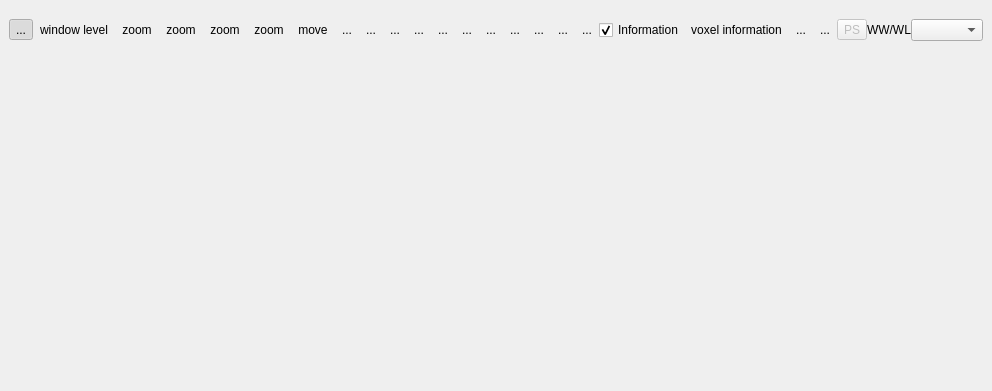
This is starviewer/src/extensions/main/q2dviewer/q2dviewerextensionbase.ui in starviewer-medical/starviewer as Qt 5 draws it before an edit. The edited form follows.
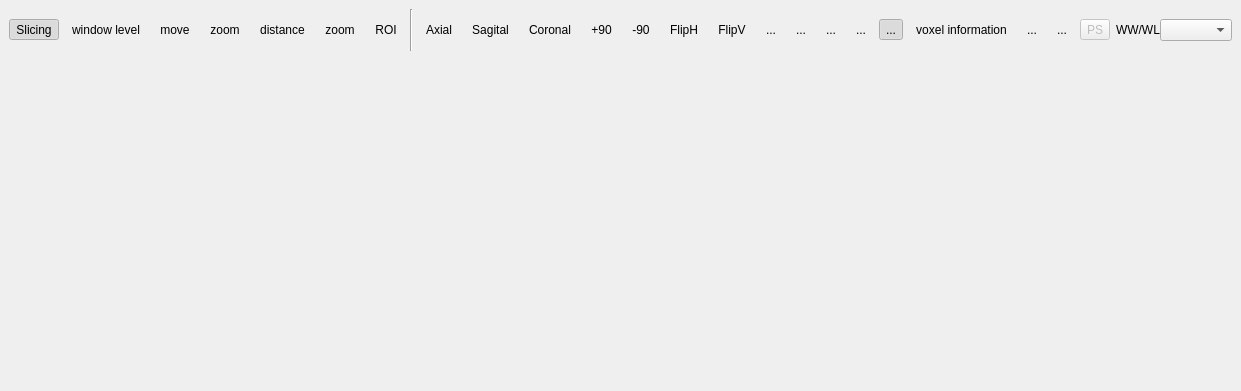
This is the edited form. Icons and pictures are not drawn. Custom widgets are drawn as their Qt base class.

Commit message: ENH: Canviem el checkbox d'informació de viewers per un toolbutton

Patch:
```diff
--- a/starviewer/src/extensions/main/q2dviewer/q2dviewerextensionbase.ui
+++ b/starviewer/src/extensions/main/q2dviewer/q2dviewerextensionbase.ui
@@ -5,7 +5,7 @@
    <rect>
     <x>0</x>
     <y>0</y>
-    <width>988</width>
+    <width>1199</width>
     <height>391</height>
    </rect>
   </property>
@@ -22,7 +22,7 @@
       <number>0</number>
      </property>
      <property name="spacing" >
-      <number>0</number>
+      <number>6</number>
      </property>
      <item>
       <layout class="QHBoxLayout" >
@@ -30,12 +30,12 @@
         <number>0</number>
        </property>
        <property name="spacing" >
-        <number>0</number>
+        <number>6</number>
        </property>
        <item>
         <widget class="QToolButton" name="m_slicingToolButton" >
          <property name="text" >
-          <string>...</string>
+          <string>Slicing</string>
          </property>
          <property name="icon" >
           <iconset/>
@@ -79,6 +79,28 @@
          </property>
         </widget>
        </item>
+       <item>
+        <widget class="QToolButton" name="m_translateToolButton" >
+         <property name="text" >
+          <string>move</string>
+         </property>
+         <property name="icon" >
+          <iconset/>
+         </property>
+         <property name="iconSize" >
+          <size>
+           <width>32</width>
+           <height>32</height>
+          </size>
+         </property>
+         <property name="checkable" >
+          <bool>true</bool>
+         </property>
+         <property name="autoRaise" >
+          <bool>true</bool>
+         </property>
+        </widget>
+       </item>
        <item>
         <widget class="QToolButton" name="m_zoomToolButton" >
          <property name="text" >
@@ -104,7 +126,7 @@
        <item>
         <widget class="QToolButton" name="m_distanceToolButton" >
          <property name="text" >
-          <string>zoom</string>
+          <string>distance</string>
          </property>
          <property name="icon" >
           <iconset/>
@@ -148,7 +170,7 @@
        <item>
         <widget class="QToolButton" name="m_roiToolButton" >
          <property name="text" >
-          <string>zoom</string>
+          <string>ROI</string>
          </property>
          <property name="icon" >
           <iconset/>
@@ -168,31 +190,16 @@
         </widget>
        </item>
        <item>
-        <widget class="QToolButton" name="m_translateToolButton" >
-         <property name="text" >
-          <string>move</string>
-         </property>
-         <property name="icon" >
-          <iconset/>
-         </property>
-         <property name="iconSize" >
-          <size>
-           <width>32</width>
-           <height>32</height>
-          </size>
-         </property>
-         <property name="checkable" >
-          <bool>true</bool>
-         </property>
-         <property name="autoRaise" >
-          <bool>true</bool>
+        <widget class="Line" name="line" >
+         <property name="orientation" >
+          <enum>Qt::Vertical</enum>
          </property>
         </widget>
        </item>
        <item>
         <widget class="QToolButton" name="m_axialViewToolButton" >
          <property name="text" >
-          <string>...</string>
+          <string>Axial</string>
          </property>
          <property name="icon" >
           <iconset/>
@@ -211,7 +218,7 @@
        <item>
         <widget class="QToolButton" name="m_sagitalViewToolButton" >
          <property name="text" >
-          <string>...</string>
+          <string>Sagital</string>
          </property>
          <property name="icon" >
           <iconset/>
@@ -230,7 +237,7 @@
        <item>
         <widget class="QToolButton" name="m_coronalViewToolButton" >
          <property name="text" >
-          <string>...</string>
+          <string>Coronal</string>
          </property>
          <property name="icon" >
           <iconset/>
@@ -249,7 +256,7 @@
        <item>
         <widget class="QToolButton" name="m_rotateClockWiseToolButton" >
          <property name="text" >
-          <string>...</string>
+          <string>+90</string>
          </property>
          <property name="icon" >
           <iconset/>
@@ -268,7 +275,7 @@
        <item>
         <widget class="QToolButton" name="m_rotateCounterClockWiseToolButton" >
          <property name="text" >
-          <string>...</string>
+          <string>-90</string>
          </property>
          <property name="icon" >
           <iconset/>
@@ -287,7 +294,7 @@
        <item>
         <widget class="QToolButton" name="m_flipHorizontalToolButton" >
          <property name="text" >
-          <string>...</string>
+          <string>FlipH</string>
          </property>
          <property name="icon" >
           <iconset/>
@@ -306,7 +313,7 @@
        <item>
         <widget class="QToolButton" name="m_flipVerticalToolButton" >
          <property name="text" >
-          <string>...</string>
+          <string>FlipV</string>
          </property>
          <property name="icon" >
           <iconset/>
@@ -417,13 +424,28 @@
         </widget>
        </item>
        <item>
-        <widget class="QCheckBox" name="m_volumeInformation" >
+        <widget class="QToolButton" name="m_viewerInformationToolButton" >
          <property name="text" >
-          <string>Information</string>
+          <string>...</string>
+         </property>
+         <property name="icon" >
+          <iconset resource="../../../main/main.qrc" >:/images/viewerInfo.png</iconset>
+         </property>
+         <property name="iconSize" >
+          <size>
+           <width>32</width>
+           <height>32</height>
+          </size>
+         </property>
+         <property name="checkable" >
+          <bool>true</bool>
          </property>
          <property name="checked" >
           <bool>true</bool>
          </property>
+         <property name="autoRaise" >
+          <bool>true</bool>
+         </property>
         </widget>
        </item>
        <item>
@@ -491,19 +513,6 @@
        </item>
       </layout>
      </item>
-     <item>
-      <spacer>
-       <property name="orientation" >
-        <enum>Qt::Horizontal</enum>
-       </property>
-       <property name="sizeHint" >
-        <size>
-         <width>16</width>
-         <height>42</height>
-        </size>
-       </property>
-      </spacer>
-     </item>
      <item>
       <widget class="QToolButton" name="m_presentationStateSwitchToolButton" >
        <property name="enabled" >
```
Left out of the diff: 1 changed line with no effect on the pictures. The commit also changes 4 other files.
